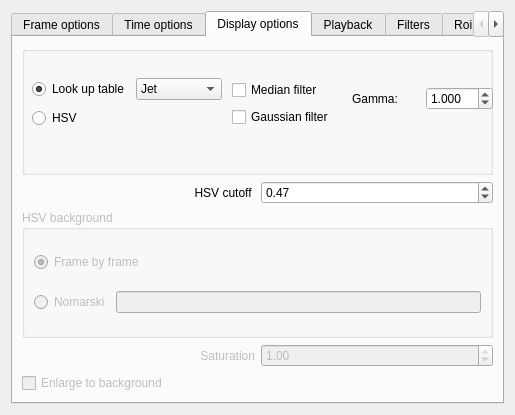
Qt form ProcessOptionsGui.ui (fedeceri85/robopy2) before a commit.
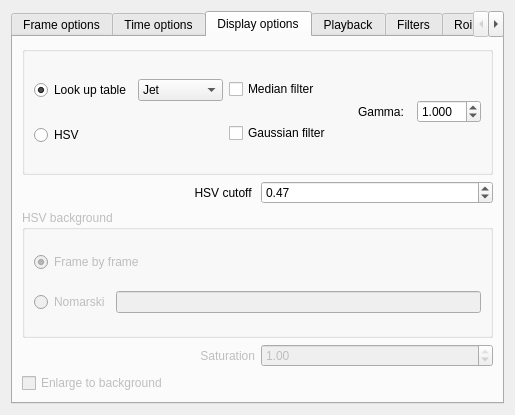
The same form after that commit. The open tabs and pages were chosen to show the change.

Diff of the .ui file:
```diff
--- a/ProcessOptionsGui.ui
+++ b/ProcessOptionsGui.ui
@@ -333,15 +333,8 @@
          <property name="title">
           <string/>
          </property>
-         <widget class="QWidget" name="layoutWidget">
-          <property name="geometry">
-           <rect>
-            <x>10</x>
-            <y>30</y>
-            <width>190</width>
-            <height>54</height>
-           </rect>
-          </property>
+         <layout class="QHBoxLayout" name="horizontalLayout_22">
+          <item>
           <layout class="QVBoxLayout" name="verticalLayout_4">
            <item>
             <layout class="QHBoxLayout" name="horizontalLayout_4">
@@ -367,6 +360,26 @@
                  <string>Gray</string>
                 </property>
                </item>
+                <item>
+                 <property name="text">
+                  <string>RedHot</string>
+                 </property>
+                </item>
+                <item>
+                 <property name="text">
+                  <string>Better Hot</string>
+                 </property>
+                </item>
+                <item>
+                 <property name="text">
+                  <string>Winter</string>
+                 </property>
+                </item>
+                <item>
+                 <property name="text">
+                  <string>Bone</string>
+                 </property>
+                </item>
               </widget>
              </item>
             </layout>
@@ -379,16 +392,8 @@
             </widget>
            </item>
           </layout>
-         </widget>
-         <widget class="QWidget" name="layoutWidget">
-          <property name="geometry">
-           <rect>
-            <x>210</x>
-            <y>33</y>
-            <width>106</width>
-            <height>49</height>
-           </rect>
-          </property>
+          </item>
+          <item>
           <layout class="QVBoxLayout" name="verticalLayout_6">
            <item>
             <widget class="QCheckBox" name="medianFilterCheckbox">
@@ -405,16 +410,8 @@
             </widget>
            </item>
           </layout>
-         </widget>
-         <widget class="QWidget" name="layoutWidget">
-          <property name="geometry">
-           <rect>
-            <x>330</x>
-            <y>40</y>
-            <width>141</width>
-            <height>25</height>
-           </rect>
-          </property>
+          </item>
+          <item>
           <layout class="QHBoxLayout" name="horizontalLayout_21">
            <item>
             <widget class="QLabel" name="label_8">
@@ -440,7 +437,8 @@
             </widget>
            </item>
           </layout>
-         </widget>
+          </item>
+         </layout>
         </widget>
        </item>
        <item>
```
Lines whose indentation alone changed are shown as unchanged.
